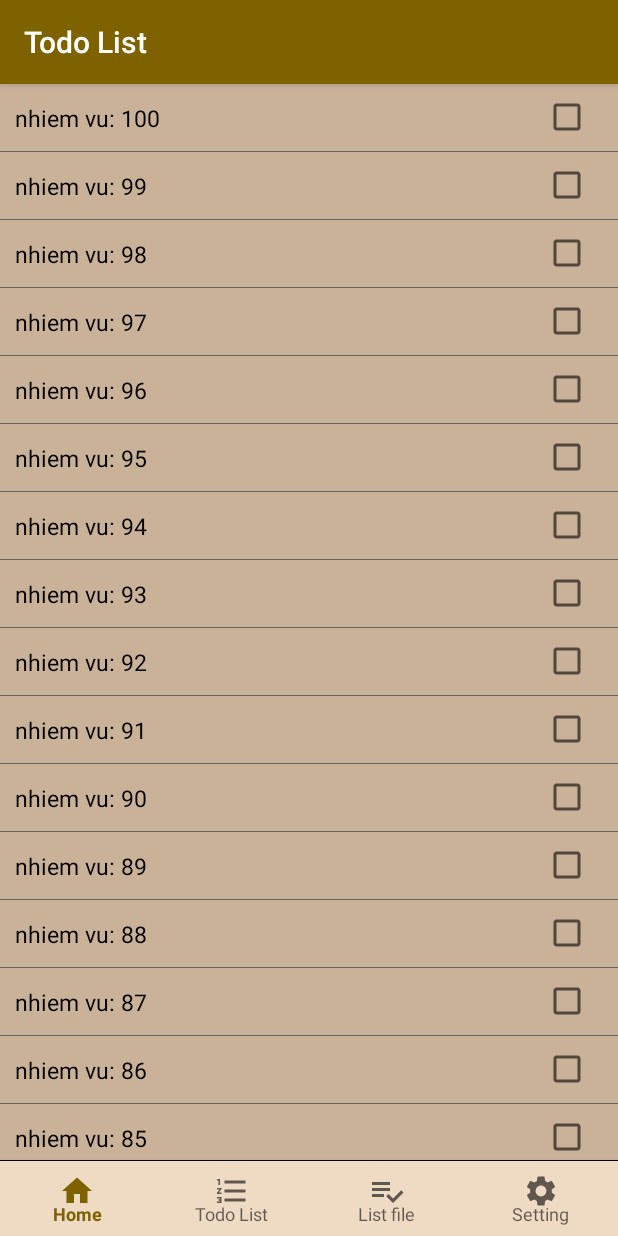
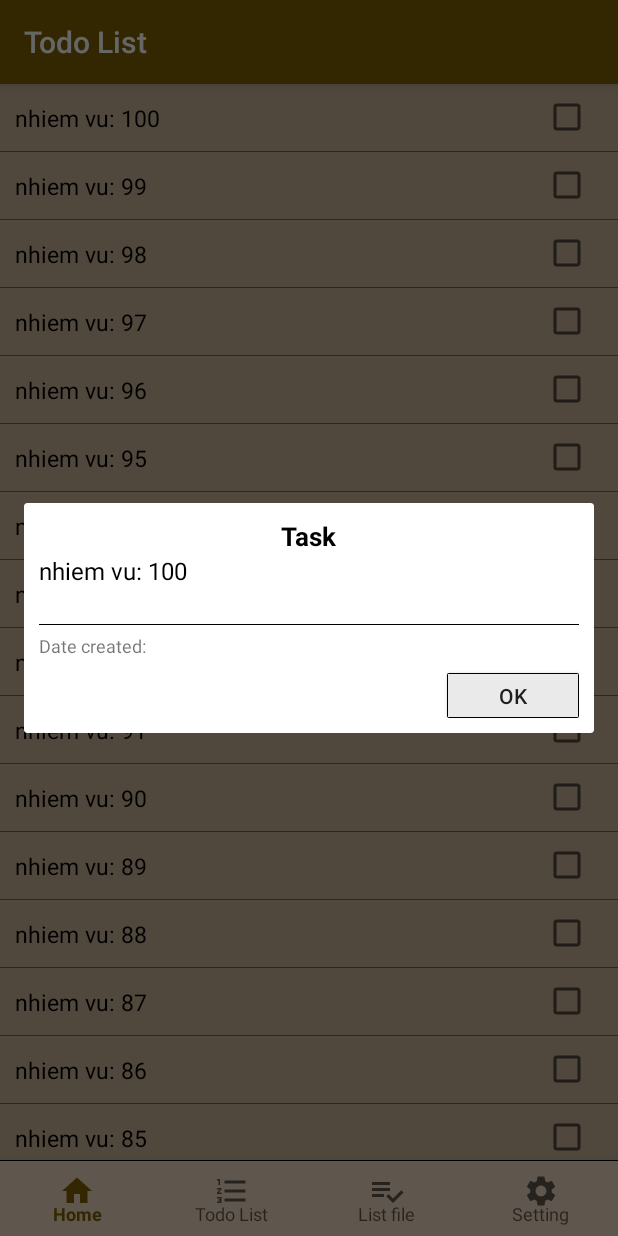
Before and after one commit to haumenphai/Android-TextEditor-Note-TodoList, an Android app: the fragment TodoListFragment placed in its activity, after a tap on an icon or button, on a phone screen of 412 x 824 dp. Run offline under Robolectric (Android 15) with nearby library versions, the phone set to English and light mode, and no system bars; our stand-ins replace Room's generated code, data binding; libraries missing offline, so code that uses them is left out: promax.hmp.dev; 3 statements that could not run were skipped.

Commit message:
todo list

```diff
--- a/app/src/main/java/promax/dohaumen/text_edittor_mvvm/todo_list/adapter/TaskAdapter.kt
+++ b/app/src/main/java/promax/dohaumen/text_edittor_mvvm/todo_list/adapter/TaskAdapter.kt
@@ -17,8 +17,7 @@ import promax.dohaumen.text_edittor_mvvm.todo_list.data.Task
 import promax.dohaumen.text_edittor_mvvm.todo_list.data.TaskDatabase
 import promax.hmp.dev.utils.TimeDelayUlti
 import kotlin.collections.ArrayList
-
-class TaskAdapter: RecyclerView.Adapter<TaskAdapter.Holder>() {
+open class TaskAdapter: RecyclerView.Adapter<TaskAdapter.Holder>() {
     private var listTask: List<Task> = ArrayList()
 
     fun setList(list: List<Task>) {
@@ -63,18 +62,19 @@ class TaskAdapter: RecyclerView.Adapter<TaskAdapter.Holder>() {
 
             }
         }
-    }
 
 
-
+    }
 
     override fun getItemCount(): Int = listTask.size
 
 
+    lateinit var onClickItem:(task: Task) -> Unit
+
     inner class Holder(val binding: ItemTaskBinding) : RecyclerView.ViewHolder(binding.root) {
         init {
             binding.background.setOnClickListener {
-                Toast.makeText(MyApplication.context, listTask[adapterPosition].name, Toast.LENGTH_SHORT).show()
+                onClickItem(listTask[adapterPosition])
             }
             binding.checkboxComplete.setOnClickListener {
                 val task = listTask[adapterPosition]
@@ -84,7 +84,6 @@ class TaskAdapter: RecyclerView.Adapter<TaskAdapter.Holder>() {
                 } else {
                     task.dateCompleted = ""
                 }
-                // todo start dialog
 
                 notifyDataSetChanged()
             }
--- /dev/null
+++ b/app/src/main/java/promax/dohaumen/text_edittor_mvvm/todo_list/view/DialogViewTask.kt
@@ -0,0 +1,52 @@
+package promax.dohaumen.text_edittor_mvvm.todo_list.view
+
+import android.annotation.SuppressLint
+import android.app.Dialog
+import android.content.Context
+import android.view.LayoutInflater
+import android.view.View
+import promax.dohaumen.text_edittor_mvvm.R
+import promax.dohaumen.text_edittor_mvvm.databinding.DialogViewTaskBinding
+import promax.dohaumen.text_edittor_mvvm.helper.getString
+import promax.dohaumen.text_edittor_mvvm.todo_list.data.Task
+
+@SuppressLint("SetTextI18n")
+class DialogViewTask(val context: Context, val task: Task) {
+    var b: DialogViewTaskBinding
+    var dialog: Dialog
+
+    init {
+        val view = LayoutInflater.from(context).inflate(R.layout.dialog_view_task, null)
+        b = DialogViewTaskBinding.bind(view)
+        dialog = Dialog(context)
+        dialog.setContentView(b.root)
+
+        b.btnOk.setOnClickListener {
+            dialog.cancel()
+        }
+
+        b.tvTaskName.text       = task.name
+        b.tvTaskDescribe.text   = task.describe
+        b.tvDateCreated.text    = "${getString(R.string.date_created)}: ${task.dateCreated}"
+
+        if (task.dateCompleted == "") {
+            b.tvDateCompleted.visibility = View.GONE
+        } else {
+            b.tvDateCompleted.text = "${getString(R.string.date_compled)}: ${task.dateCompleted}"
+        }
+
+        if (task.dateDeleted == "") {
+            b.tvDateDeleted.visibility = View.GONE
+        } else {
+            b.tvDateCompleted.text = "${getString(R.string.date_delete_2)}: ${task.dateDeleted}"
+        }
+    }
+
+    fun show() {
+        dialog.show()
+    }
+
+    fun cancel() {
+        dialog.cancel()
+    }
+}
--- a/app/src/main/java/promax/dohaumen/text_edittor_mvvm/todo_list/view/TodoListFragment.kt
+++ b/app/src/main/java/promax/dohaumen/text_edittor_mvvm/todo_list/view/TodoListFragment.kt
@@ -10,11 +10,14 @@ import androidx.fragment.app.Fragment
 import androidx.lifecycle.ViewModelProvider
 import androidx.lifecycle.lifecycleScope
 import androidx.recyclerview.widget.LinearLayoutManager
+import kotlinx.coroutines.CoroutineScope
+import kotlinx.coroutines.Dispatchers
 import kotlinx.coroutines.launch
 import promax.dohaumen.text_edittor_mvvm.R
 import promax.dohaumen.text_edittor_mvvm.databinding.FragmentTodoListBinding
 import promax.dohaumen.text_edittor_mvvm.helper.Search
 import promax.dohaumen.text_edittor_mvvm.todo_list.adapter.TaskAdapter
+import promax.dohaumen.text_edittor_mvvm.todo_list.data.TaskDatabase
 import promax.dohaumen.text_edittor_mvvm.todo_list.viewmodel.TodoListViewModel
 import promax.dohaumen.text_edittor_mvvm.views.activity.MainActivity
 import promax.hmp.dev.utils.HandleUI
@@ -38,25 +41,30 @@ class TodoListFragment: Fragment() {
 
         b.recyclerView.layoutManager = LinearLayoutManager(context)
         b.recyclerView.adapter = adapter
-        b.viewModel = viewModel
         b.lifecycleOwner = this
 
         viewModel.tasks.observe(viewLifecycleOwner, {
             adapter.setList(it)
         })
 
-
+        hideView()
         setConfigToolBar()
         setClick()
         return b.root
     }
 
+    private fun hideView() {
+        b.progressBar.visibility    = View.GONE
+        b.tvMess.visibility         = View.GONE
+    }
+
+    lateinit var menu: Menu
     private fun setConfigToolBar() {
         b.layoutSearch.visibility = View.GONE
         mainActivity.setSupportActionBar(b.toolBar)
         b.toolBar.inflateMenu(R.menu.todo_list_fragment_menu)
 
-        val menu = b.toolBar.menu
+        menu = b.toolBar.menu
         viewModel.isShowNumber.observe(this, { isShow ->
             val item = menu.findItem(R.id.menu_show_number)
             item.isChecked = isShow
@@ -86,6 +94,9 @@ class TodoListFragment: Fragment() {
             HandleUI.hideKeyboardFrom(context, b.editSearch)
             true
         }
+        adapter.onClickItem = { task ->
+            DialogViewTask(mainActivity, task).show()
+        }
     }
 
 
@@ -109,6 +120,24 @@ class TodoListFragment: Fragment() {
                 item.setChecked(!item.isChecked)
                 viewModel.isShowNumber.value = item.isChecked
             }
+            R.id.menu_view_task -> {
+                item.isChecked = true
+                menu.findItem(R.id.menu_view_task_completed).isChecked = false
+                menu.findItem(R.id.menu_view_all_task).isChecked = false
+                adapter.setList(viewModel.tasks.value!!)
+            }
+            R.id.menu_view_task_completed -> {
+                item.isChecked = true
+                menu.findItem(R.id.menu_view_task).isChecked = false
+                menu.findItem(R.id.menu_view_all_task).isChecked = false
+                adapter.setList(TaskDatabase.get.dao().getList(true))
+            }
+            R.id.menu_view_all_task -> {
+                item.isChecked = true
+                menu.findItem(R.id.menu_view_task).isChecked = false
+                menu.findItem(R.id.menu_view_task_completed).isChecked = false
+                adapter.setList(TaskDatabase.get.dao().getList())
+            }
         }
         return super.onOptionsItemSelected(item)
     }
@@ -119,8 +148,13 @@ class TodoListFragment: Fragment() {
         lifecycleScope.launch {
             Search.searchTask(viewModel.tasks.value!!, key, onPreSearch = {
                 b.progressBar.visibility = View.VISIBLE
+                b.tvMess.visibility = View.GONE
             }, onComplete = { result ->
                 adapter.setList(result)
+                if (result.isEmpty()) {
+                    b.tvMess.visibility = View.VISIBLE
+                    b.tvMess.setText(getString(R.string.not_found))
+                }
                 b.progressBar.visibility = View.GONE
             })
         }
--- a/app/src/main/java/promax/dohaumen/text_edittor_mvvm/todo_list/viewmodel/TodoListViewModel.kt
+++ b/app/src/main/java/promax/dohaumen/text_edittor_mvvm/todo_list/viewmodel/TodoListViewModel.kt
@@ -8,7 +8,15 @@ import promax.dohaumen.text_edittor_mvvm.todo_list.data.Task
 import promax.dohaumen.text_edittor_mvvm.todo_list.data.TaskDatabase
 
 class TodoListViewModel: ViewModel() {
-    val tasks: LiveData<List<Task>> by lazy { TaskDatabase.get.dao().getLiveData(false) }
+    val tasks: LiveData<List<Task>> by lazy {
+        TaskDatabase.get.dao().getLiveData(false)
+    }
+    val tasksCompleted: LiveData<List<Task>> by lazy {
+        TaskDatabase.get.dao().getLiveData(true)
+    }
+    val allTasks: LiveData<List<Task>> by lazy {
+        TaskDatabase.get.dao().getLiveData()
+    }
 
     val isShowNumber: MutableLiveData<Boolean> by lazy {
         val isShow = DataTodoListFragment.isShowNumber()
--- /dev/null
+++ b/app/src/main/res/layout/dialog_view_task.xml
@@ -0,0 +1,96 @@
+<?xml version="1.0" encoding="utf-8"?>
+<RelativeLayout xmlns:android="http://schemas.android.com/apk/res/android"
+    android:layout_width="330dp"
+    android:layout_height="wrap_content"
+    android:layout_gravity="center"
+    android:padding="10dp"
+    >
+    <ScrollView
+        android:layout_width="match_parent"
+        android:layout_height="wrap_content">
+        <RelativeLayout
+            android:layout_width="match_parent"
+            android:layout_height="wrap_content">
+            <TextView
+                android:id="@+id/tv_title"
+                android:layout_width="wrap_content"
+                android:layout_height="wrap_content"
+                android:textStyle="bold"
+                android:textSize="17sp"
+                android:layout_centerHorizontal="true"
+                android:text="Task"
+                android:textColor="@color/black"
+                />
+            <TextView
+                android:id="@+id/tv_task_name"
+                android:layout_below="@id/tv_title"
+                android:layout_width="wrap_content"
+                android:layout_height="wrap_content"
+                android:textColor="@color/black"
+                android:textSize="16sp"
+                android:text="Hoan thanh app todo list fjjsd jncbcnsoan thanh"
+                />
+            <TextView
+                android:id="@+id/tv_task_describe"
+                android:layout_width="wrap_content"
+                android:layout_height="wrap_content"
+                android:textSize="14sp"
+                android:layout_below="@id/tv_task_name"
+                android:text="Hoan thanh app todo list.\nHoan thanh"
+                />
+
+            <View
+                android:id="@+id/line1"
+                android:layout_width="match_parent"
+                android:layout_height="0.2dp"
+                android:background="#000000"
+                android:layout_below="@id/tv_task_describe"
+                android:layout_marginTop="5dp"
+                />
+
+            <TextView
+                android:id="@+id/tv_date_created"
+                android:layout_width="wrap_content"
+                android:layout_height="wrap_content"
+                android:layout_below="@id/line1"
+                android:text="Data created: 20/20/2020"
+                android:textSize="12sp"
+                android:layout_marginTop="5dp"
+                />
+            <TextView
+                android:id="@+id/tv_date_completed"
+                android:layout_below="@id/tv_date_created"
+                android:layout_width="wrap_content"
+                android:layout_height="wrap_content"
+                android:text="Data completed: 20/20/2020"
+                android:textSize="12sp"
+                android:layout_marginTop="5dp"
+                />
+            <TextView
+                android:id="@+id/tv_date_deleted"
+                android:layout_below="@id/tv_date_completed"
+                android:layout_width="wrap_content"
+                android:layout_height="wrap_content"
+                android:text="Data deleted: 20/20/2020"
+                android:textSize="12sp"
+                android:layout_marginTop="5dp"
+                />
+            <Button
+                android:id="@+id/btn_ok"
+                android:layout_width="wrap_content"
+                android:layout_height="30dp"
+                android:background="@drawable/bg_button"
+                android:layout_below="@id/tv_date_deleted"
+                android:layout_alignParentRight="true"
+                android:text="@string/btn_ok"
+                android:layout_marginTop="10dp"
+                />
+
+
+        </RelativeLayout>
+    </ScrollView>
+
+
+
+
+</RelativeLayout>
--- a/app/src/main/res/layout/fragment_todo_list.xml
+++ b/app/src/main/res/layout/fragment_todo_list.xml
@@ -5,12 +5,7 @@
     xmlns:promax="http://schemas.android.com/apk/res-auto"
     >
 
-    <data>
-        <import type="android.view.View"/>
-        <variable
-            name="viewModel"
-            type="promax.dohaumen.text_edittor_mvvm.todo_list.viewmodel.TodoListViewModel" />
-    </data>
+
 
     <RelativeLayout
         android:layout_width="match_parent"
@@ -64,7 +59,6 @@
         </RelativeLayout>
 
         <ProgressBar
-            android:visibility="gone"
             android:id="@+id/progress_bar"
             android:progressTint="@color/black"
             android:layout_width="match_parent"
@@ -73,11 +67,30 @@
             android:translationZ="10dp"
             />
 
+        <RelativeLayout
+            android:id="@+id/layout_mess"
+            android:layout_width="match_parent"
+            android:layout_height="wrap_content"
+            android:layout_below="@id/appbar_layout"
+            >
+            <TextView
+                android:id="@+id/tv_mess"
+                android:layout_width="wrap_content"
+                android:layout_height="wrap_content"
+                tools:text="Not found"
+                android:layout_marginTop="10dp"
+                android:layout_centerHorizontal="true"
+                android:textColor="@color/black"
+                android:textSize="16sp"
+                />
+
+        </RelativeLayout>
+
         <androidx.recyclerview.widget.RecyclerView
             android:id="@+id/recycler_view"
             android:layout_width="match_parent"
             android:layout_height="wrap_content"
-            android:layout_below="@id/appbar_layout"
+            android:layout_below="@id/layout_mess"
             tools:listitem="@layout/item_task" />
     </RelativeLayout>
 </layout>
--- a/app/src/main/res/menu/todo_list_fragment_menu.xml
+++ b/app/src/main/res/menu/todo_list_fragment_menu.xml
@@ -26,15 +26,38 @@
         app:iconTint="@color/white"
         />
 
-    <item
-        android:id="@+id/menu_show_number"
-        android:title="@string/show_number"
-        android:checked="true"
-        app:showAsAction="never"
-        android:checkable="true"
-        />
 
+        <item
+            android:id="@+id/menu_show_number"
+            android:title="@string/show_number"
+            android:checked="true"
+            app:showAsAction="never"
+            android:checkable="true"
+            />
 
+        <item
+            android:id="@+id/menu_view_task"
+            android:title="@string/view_task"
+            android:checked="true"
+            app:showAsAction="never"
+            android:checkable="true"
+            />
+
+        <item
+            android:id="@+id/menu_view_task_completed"
+            android:title="@string/view_task_completed"
+            android:checked="false"
+            app:showAsAction="never"
+            android:checkable="true"
+            />
+
+        <item
+            android:id="@+id/menu_view_all_task"
+            android:title="@string/view_all_task"
+            android:checked="false"
+            app:showAsAction="never"
+            android:checkable="true"
+            />
 
 
 
--- a/app/src/main/res/values/strings.xml
+++ b/app/src/main/res/values/strings.xml
@@ -90,6 +90,14 @@
     <string name="describe">describe</string>
     <string name="task_count">Task count:</string>
     <string name="show_number">Show number</string>
+    <string name="date_compled">Date completed</string>
+    <string name="date_delete_2">Date deleted</string>
+    <string name="view_all_task">View all task</string>
+    <string name="view_task_completed">View task completed</string>
+    <string name="not_found">Not found</string>
+    <string name="back">back</string>
+    <string name="tasks_completed">Task Completed</string>
+    <string name="view_task">View Task</string>
 
 
 </resources>
```
Also changed, not shown: app/src/main/AndroidManifest.xml (+7 -8 lines), 1 other file.
